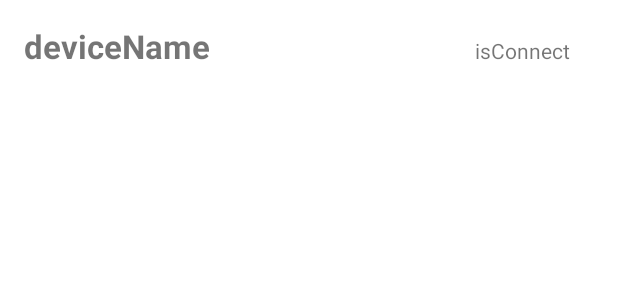
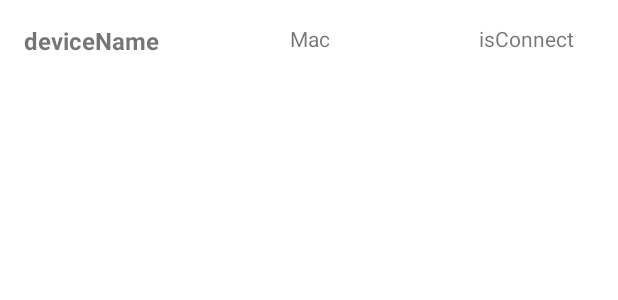
Before and after one commit to Jimin-Hwang00/BOWWOW, an Android app: the layout activity_item.xml on its own in the app's theme, with its tools: preview values and no code run, on a phone screen of 412 x 824 dp. Shown: the top 300 px of the screen. Run offline under Robolectric (Android 15) with nearby library versions, the phone set to English and light mode, and no system bars.

```diff
--- a/app/src/main/java/sklookie/bowwow/DeviceAdapter.kt
+++ b/app/src/main/java/sklookie/bowwow/DeviceAdapter.kt
@@ -22,6 +22,7 @@ class DeviceAdapter(val devices: ArrayList<bluetoothDto>) : RecyclerView.Adapter
 
     class   DeviceViewHolder(val itemBinding: ActivityItemBinding, listener: OnItemClickListener) : RecyclerView.ViewHolder(itemBinding.root){
         val deviceName = itemBinding.deviceName
+        val mac = itemBinding.Mac
         val isConnect = itemBinding.isConnect
 
         init{
@@ -46,6 +47,7 @@ class DeviceAdapter(val devices: ArrayList<bluetoothDto>) : RecyclerView.Adapter
 
     override fun onBindViewHolder(holder: DeviceViewHolder, position: Int) {
         holder.deviceName.text = devices[position].deviceName
+        holder.mac.text = devices[position].deviceAddress
         holder.isConnect.text = devices[position].isConnect
     }
 }
--- a/app/src/main/java/sklookie/bowwow/bluetoothDto.kt
+++ b/app/src/main/java/sklookie/bowwow/bluetoothDto.kt
@@ -1,3 +1,5 @@
 package sklookie.bowwow
 
-class bluetoothDto(val deviceName: String, var isConnect: String)
+class bluetoothDto(val deviceName: String, val deviceAddress : String, var isConnect: String){
+    override fun toString() = "이름 : ${deviceName}, 연결 : ${isConnect}"
+}
--- a/app/src/main/res/layout/activity_item.xml
+++ b/app/src/main/res/layout/activity_item.xml
@@ -13,19 +13,30 @@
         android:layout_marginTop="16dp"
         android:layout_marginBottom="16dp"
         android:text="deviceName"
-        android:textSize="22sp"
+        android:textSize="16sp"
         android:textStyle="bold"
         app:layout_constraintBottom_toBottomOf="parent"
         app:layout_constraintStart_toStartOf="parent"
         app:layout_constraintTop_toTopOf="parent" />
 
     <TextView
+        android:id="@+id/Mac"
+        android:layout_width="wrap_content"
+        android:layout_height="wrap_content"
+        android:layout_marginTop="16dp"
+        android:layout_marginEnd="192dp"
+        android:text="Mac"
+        app:layout_constraintEnd_toEndOf="parent"
+        app:layout_constraintTop_toTopOf="parent" />
+
+    <TextView
         android:id="@+id/isConnect"
         android:layout_width="wrap_content"
         android:layout_height="wrap_content"
-        android:layout_marginTop="24dp"
-        android:layout_marginEnd="32dp"
+        android:layout_marginTop="16dp"
         android:text="isConnect"
         app:layout_constraintEnd_toEndOf="parent"
+        app:layout_constraintHorizontal_bias="0.916"
+        app:layout_constraintStart_toStartOf="parent"
         app:layout_constraintTop_toTopOf="parent" />
 </androidx.constraintlayout.widget.ConstraintLayout>
```
Also changed, not shown: app/src/main/AndroidManifest.xml (+3 -4 lines), app/src/main/java/sklookie/bowwow/ConnectThread.kt (added, +15 -0 lines), app/src/main/java/sklookie/bowwow/MainActivity.kt (+139 -51 lines), app/src/main/java/sklookie/bowwow/bluetoothDao.kt (+1 -12 lines).
